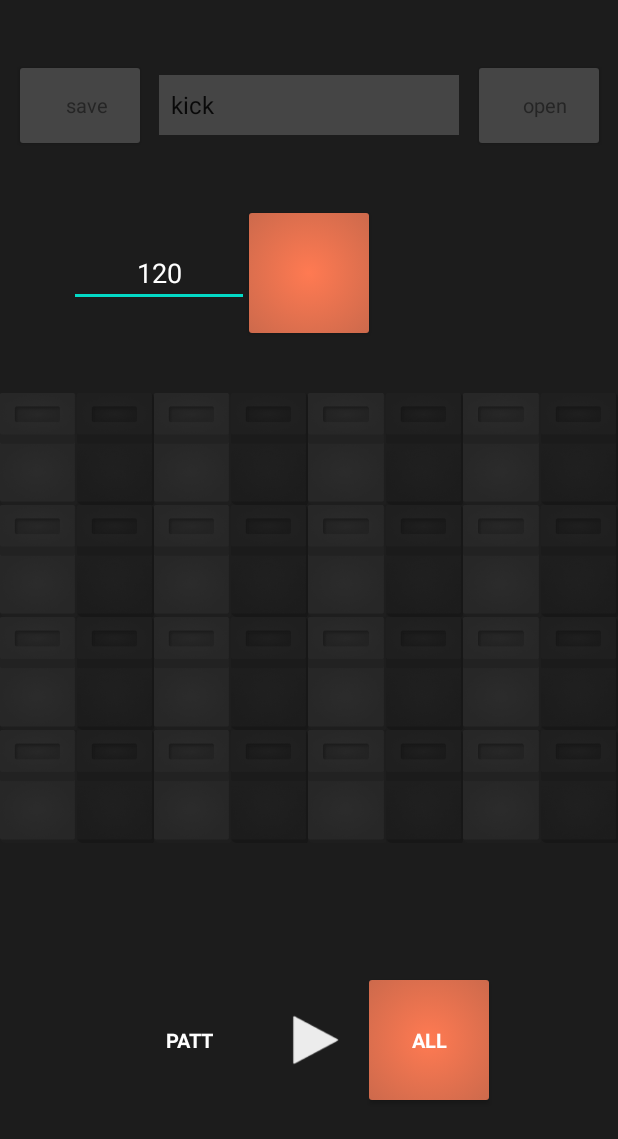
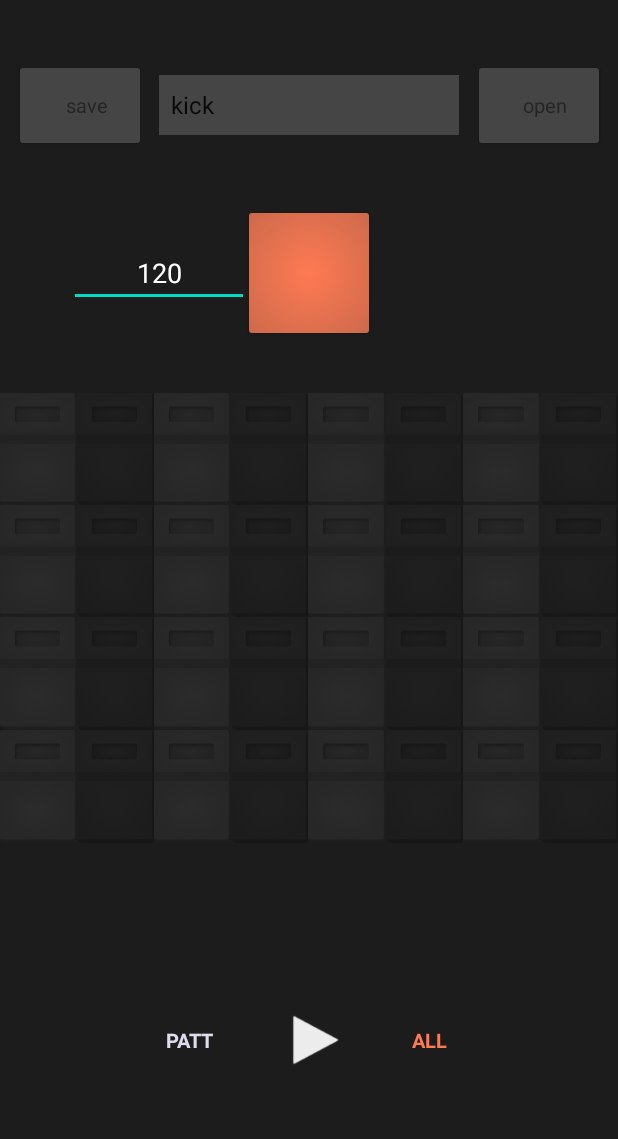
Before and after one commit to ivansavrikov/DrumPartsCreator, an Android app: the RhythmicGridActivity screen opened directly, with no data from a screen before it, on a phone screen of 412 x 824 dp. Shown: the top 1139 px of the screen. Run offline under Robolectric (Android 15) with nearby library versions, the phone set to English and light mode, and no system bars.

Commit message:
Дизайн проигрывателя

```diff
--- /dev/null
+++ b/app/src/main/res/drawable/play_mode_color.xml
@@ -0,0 +1,5 @@
+<?xml version="1.0" encoding="utf-8"?>
+<selector xmlns:android="http://schemas.android.com/apk/res/android">
+    <item android:state_checked="true" android:color="@color/drum_enabled" />
+    <item android:color="@color/dirty_white" />
+</selector>
--- a/app/src/main/res/drawable/toggle_button.xml
+++ b/app/src/main/res/drawable/toggle_button.xml
@@ -1,5 +1,5 @@
 <?xml version="1.0" encoding="utf-8"?>
 <selector xmlns:android="http://schemas.android.com/apk/res/android">
-    <item android:drawable="@drawable/button_enabled" android:state_checked="true"/>
+    <item android:drawable="@color/transparent" android:state_checked="true"/>
     <item android:drawable="@color/transparent" android:state_checked="false"/>
 </selector>
--- a/app/src/main/res/layout/activity_rhythmic_grid.xml
+++ b/app/src/main/res/layout/activity_rhythmic_grid.xml
@@ -72,7 +72,7 @@
         android:paddingStart="0dp"
         android:textOff="PATT"
         android:textOn="PATT"
-        android:textColor="@color/white"
+        android:textColor="@drawable/play_mode_color"
         android:textStyle="bold"
         app:layout_constraintEnd_toStartOf="@+id/btnPlay"
         app:layout_constraintTop_toTopOf="@+id/btnPlay" />
@@ -85,7 +85,7 @@
         android:checked="false"
         android:gravity="center"
         android:paddingStart="0dp"
-        android:textColor="@color/white"
+        android:textColor="@drawable/play_mode_color"
         android:textStyle="bold"
         android:textOff="ALL"
         android:textOn="ALL"
--- a/app/src/main/res/values/colors.xml
+++ b/app/src/main/res/values/colors.xml
@@ -3,6 +3,7 @@
     <color name="transparent">#00FFFFFF</color>
     <color name="black">#000000</color>
     <color name="white">#FFFFFFFF</color>
+    <color name="dirty_white">#ECECECFF</color>
     <color name="gray">#454545</color>
     <color name="background">#1C1C1C</color>
 
```
